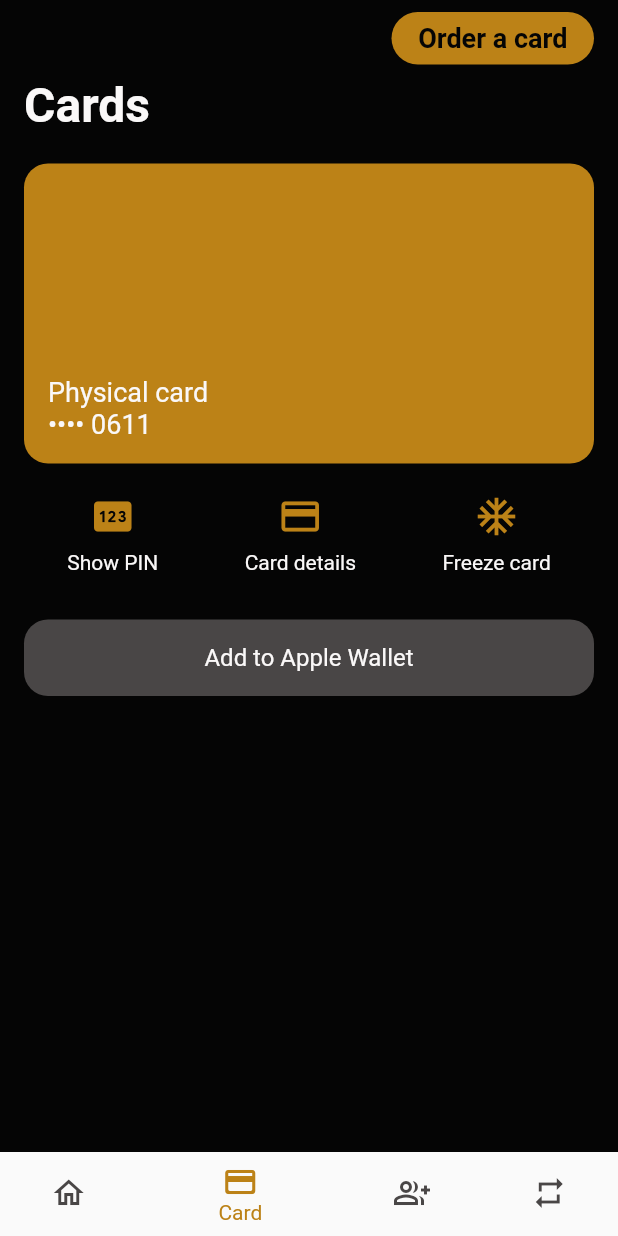
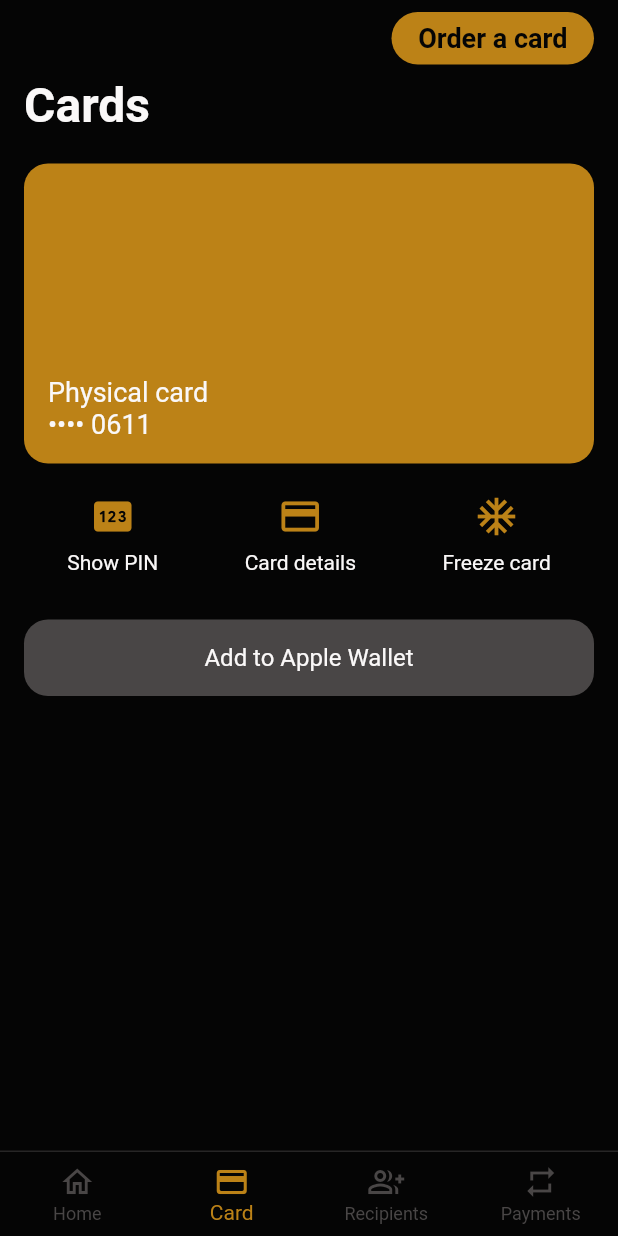
Before and after one commit to SyedMahiuddin/bankdemo, a Flutter app: the screen it shows after launch, item 2 of the bottom bar chosen, on a phone screen of 412 x 824 dp. Run offline on Flutter 3.47's test engine with Material 3 defaults, Android fonts, the phone set to English and light mode, and no system bars; our stand-ins replace get; network calls fail.

Commit message:
dark bottom_navigation.dart

```diff
--- a/lib/views/bottom_navigation.dart
+++ b/lib/views/bottom_navigation.dart
@@ -4,6 +4,7 @@ import 'package:bankdemo/views/send_money.dart';
 import 'package:bankdemo/views/transfer_screen.dart';
 import 'package:flutter/cupertino.dart';
 import 'package:flutter/material.dart';
+import 'package:flutter/services.dart';
 
 import '../customs/color_helper.dart';
 
@@ -34,8 +35,21 @@ class _BottomNavScreenState extends State<BottomNavScreen> {
       body: Center(
         child: _screens[_selectedIndex],
       ),
-      bottomNavigationBar: BottomNavigationBar(
-        backgroundColor: ColorHelper.mainFontColor,
+      bottomNavigationBar: Container(
+        decoration: BoxDecoration(
+          color: ColorHelper.themeBackColor,
+          border: Border(
+            top: BorderSide(
+              color: ColorHelper.themeGreyColor.withOpacity(0.5), // Color of the top border
+              width: 1.0, // Thickness of the top border
+            ),
+          ),
+
+        ),
+        child: BottomNavigationBar(
+          type: BottomNavigationBarType.fixed,
+          backgroundColor: ColorHelper.themeBackColor, // Set background color
+          elevation: 0, // Remove elevation to prevent shadow that may cause a white background
           items: const <BottomNavigationBarItem>[
             BottomNavigationBarItem(
               icon: Icon(Icons.home_outlined, color: ColorHelper.themeGreyColor),
@@ -63,6 +77,7 @@ class _BottomNavScreenState extends State<BottomNavScreen> {
           unselectedItemColor: ColorHelper.themeGreyColor,
           onTap: _onItemTapped,
         ),
+      ),
       backgroundColor: ColorHelper.themeBackColor,
     );
   }
```
Lines whose indentation alone changed are shown as unchanged.
